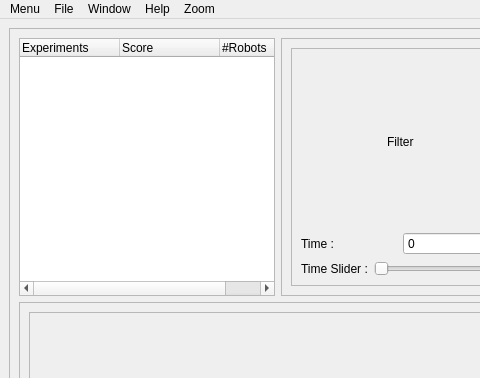
AmmarHsn/Traces_Analysis_Tool, file interface2.ui: the form before one commit; both pictures show x 0 to 480 and y 0 to 378 of the 800 by 600 pixel window.
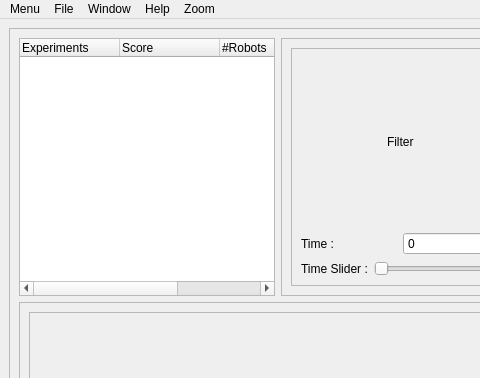
The form after the commit.

```diff
--- a/interface2.ui
+++ b/interface2.ui
@@ -51,6 +51,11 @@
                <string>#Robots</string>
               </property>
              </column>
+             <column>
+              <property name="text">
+               <string>Time Steps</string>
+              </property>
+             </column>
             </widget>
            </item>
            <item>
```
